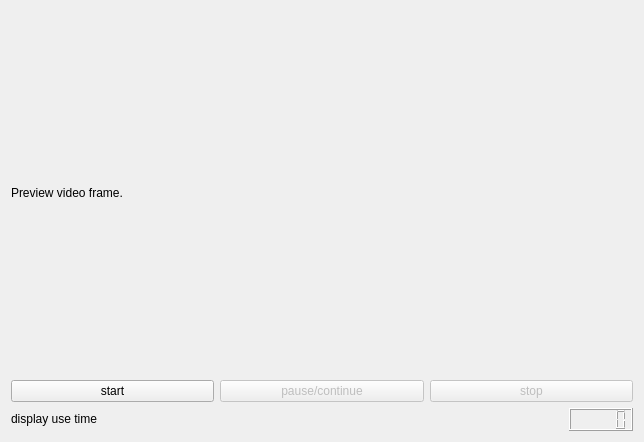
Before: the Qt Designer form frontend/screenrecoderwidget/screenrecoderwidget.ui in pydmy7/WinkStudio, drawn with Qt 5.
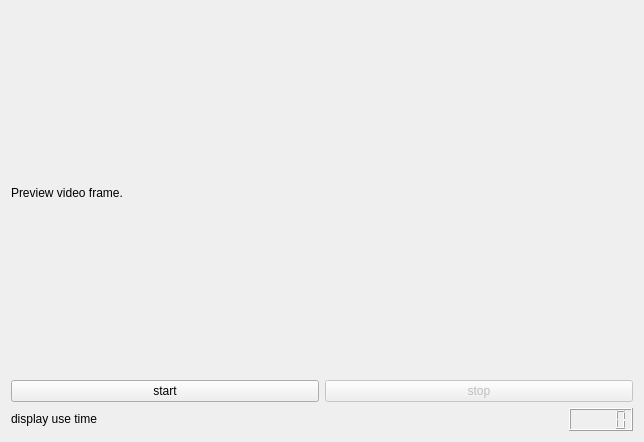
After: the same form once the commit is applied.

Patch:
```diff
--- a/frontend/screenrecoderwidget/screenrecoderwidget.ui
+++ b/frontend/screenrecoderwidget/screenrecoderwidget.ui
@@ -39,22 +39,6 @@
        </property>
       </widget>
      </item>
-     <item>
-      <widget class="QPushButton" name="btn_pausecontinue">
-       <property name="enabled">
-        <bool>false</bool>
-       </property>
-       <property name="sizePolicy">
-        <sizepolicy hsizetype="Minimum" vsizetype="Fixed">
-         <horstretch>0</horstretch>
-         <verstretch>0</verstretch>
-        </sizepolicy>
-       </property>
-       <property name="text">
-        <string>pause/continue</string>
-       </property>
-      </widget>
-     </item>
      <item>
       <widget class="QPushButton" name="btn_stop">
        <property name="enabled">
```
Left out of the diff: 2 changed lines with no effect on the pictures.
